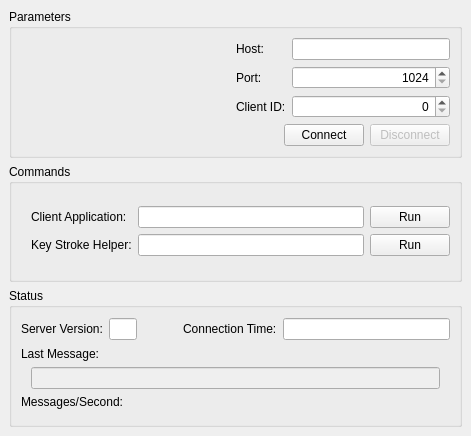
Qt form profit/widgets/ui_connectionwidget.ui (hpsilva/profitpy) before a commit.
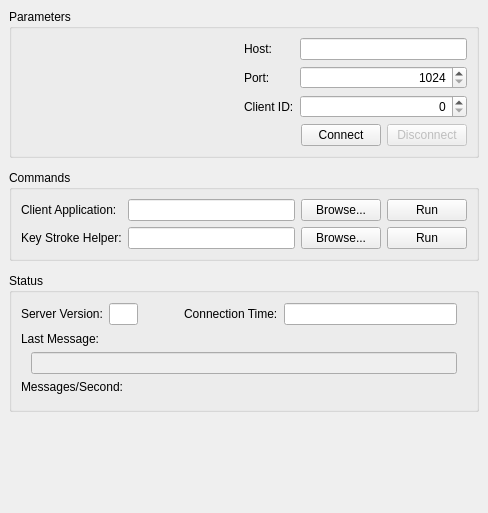
The same form after that commit. Icons and pictures are not drawn. Custom widgets are drawn as their Qt base class.

Diff of the .ui file:
```diff
--- a/profit/widgets/ui_connectionwidget.ui
+++ b/profit/widgets/ui_connectionwidget.ui
@@ -5,8 +5,8 @@
    <rect>
     <x>0</x>
     <y>0</y>
-    <width>471</width>
-    <height>436</height>
+    <width>488</width>
+    <height>513</height>
    </rect>
   </property>
   <property name="windowTitle" >
@@ -17,7 +17,7 @@
     <number>9</number>
    </property>
    <property name="spacing" >
-    <number>6</number>
+    <number>12</number>
    </property>
    <item>
     <widget class="QGroupBox" name="groupBox" >
@@ -166,69 +166,17 @@
      <property name="title" >
       <string>Commands</string>
      </property>
-     <layout class="QVBoxLayout" >
-      <property name="margin" >
-       <number>9</number>
-      </property>
-      <property name="spacing" >
-       <number>6</number>
-      </property>
-      <item>
-       <layout class="QHBoxLayout" >
-        <property name="margin" >
-         <number>0</number>
-        </property>
-        <property name="spacing" >
-         <number>6</number>
-        </property>
-        <item>
-         <spacer>
-          <property name="orientation" >
-           <enum>Qt::Horizontal</enum>
-          </property>
-          <property name="sizeType" >
-           <enum>QSizePolicy::Minimum</enum>
-          </property>
-          <property name="sizeHint" >
-           <size>
-            <width>10</width>
-            <height>20</height>
-           </size>
-          </property>
-         </spacer>
-        </item>
-        <item>
          <layout class="QGridLayout" >
           <property name="margin" >
-           <number>0</number>
+       <number>9</number>
           </property>
           <property name="spacing" >
            <number>6</number>
           </property>
-          <item row="0" column="1" >
-           <widget class="QLineEdit" name="brokerCommandEdit" >
-            <property name="sizePolicy" >
-             <sizepolicy>
-              <hsizetype>5</hsizetype>
-              <vsizetype>0</vsizetype>
-              <horstretch>10</horstretch>
-              <verstretch>0</verstretch>
-             </sizepolicy>
-            </property>
-           </widget>
-          </item>
-          <item row="1" column="0" >
-           <widget class="QLabel" name="label" >
-            <property name="sizePolicy" >
-             <sizepolicy>
-              <hsizetype>1</hsizetype>
-              <vsizetype>5</vsizetype>
-              <horstretch>0</horstretch>
-              <verstretch>0</verstretch>
-             </sizepolicy>
-            </property>
+      <item row="0" column="2" >
+       <widget class="QPushButton" name="brokerCommandSelectButton" >
             <property name="text" >
-             <string>Key Stroke Helper:</string>
+         <string>Browse...</string>
             </property>
            </widget>
           </item>
@@ -247,6 +195,21 @@
             </property>
            </widget>
           </item>
+      <item row="1" column="0" >
+       <widget class="QLabel" name="label" >
+        <property name="sizePolicy" >
+         <sizepolicy>
+          <hsizetype>1</hsizetype>
+          <vsizetype>5</vsizetype>
+          <horstretch>0</horstretch>
+          <verstretch>0</verstretch>
+         </sizepolicy>
+        </property>
+        <property name="text" >
+         <string>Key Stroke Helper:</string>
+        </property>
+       </widget>
+      </item>
           <item row="1" column="1" >
            <widget class="QLineEdit" name="keyHelperCommandEdit" >
             <property name="sizePolicy" >
@@ -259,17 +222,7 @@
             </property>
            </widget>
           </item>
-          <item row="1" column="2" >
-           <widget class="QPushButton" name="keyHelperCommandRunButton" >
-            <property name="text" >
-             <string>Run</string>
-            </property>
-            <property name="icon" >
-             <iconset resource="profit.qrc" >:/images/icons/run.png</iconset>
-            </property>
-           </widget>
-          </item>
-          <item row="0" column="2" >
+      <item row="0" column="3" >
            <widget class="QPushButton" name="brokerCommandRunButton" >
             <property name="text" >
              <string>Run</string>
@@ -279,9 +232,34 @@
             </property>
            </widget>
           </item>
-         </layout>
-        </item>
-       </layout>
+      <item row="1" column="3" >
+       <widget class="QPushButton" name="keyHelperCommandRunButton" >
+        <property name="text" >
+         <string>Run</string>
+        </property>
+        <property name="icon" >
+         <iconset resource="profit.qrc" >:/images/icons/run.png</iconset>
+        </property>
+       </widget>
+      </item>
+      <item row="1" column="2" >
+       <widget class="QPushButton" name="keyHelperCommandSelectButton" >
+        <property name="text" >
+         <string>Browse...</string>
+        </property>
+       </widget>
+      </item>
+      <item row="0" column="1" >
+       <widget class="QLineEdit" name="brokerCommandEdit" >
+        <property name="sizePolicy" >
+         <sizepolicy>
+          <hsizetype>5</hsizetype>
+          <vsizetype>0</vsizetype>
+          <horstretch>10</horstretch>
+          <verstretch>0</verstretch>
+         </sizepolicy>
+        </property>
+       </widget>
       </item>
      </layout>
     </widget>
@@ -337,7 +315,7 @@
            <enum>Qt::Horizontal</enum>
           </property>
           <property name="sizeType" >
-           <enum>QSizePolicy::Minimum</enum>
+           <enum>QSizePolicy::Expanding</enum>
           </property>
           <property name="sizeHint" >
            <size>
@@ -375,6 +353,22 @@
           </property>
          </widget>
         </item>
+        <item>
+         <spacer>
+          <property name="orientation" >
+           <enum>Qt::Horizontal</enum>
+          </property>
+          <property name="sizeType" >
+           <enum>QSizePolicy::Fixed</enum>
+          </property>
+          <property name="sizeHint" >
+           <size>
+            <width>10</width>
+            <height>24</height>
+           </size>
+          </property>
+         </spacer>
+        </item>
        </layout>
       </item>
       <item>
@@ -501,6 +495,19 @@
      </layout>
     </widget>
    </item>
+   <item>
+    <spacer>
+     <property name="orientation" >
+      <enum>Qt::Vertical</enum>
+     </property>
+     <property name="sizeHint" >
+      <size>
+       <width>470</width>
+       <height>16</height>
+      </size>
+     </property>
+    </spacer>
+   </item>
   </layout>
  </widget>
  <customwidgets>
```
Lines whose indentation alone changed are shown as unchanged.
